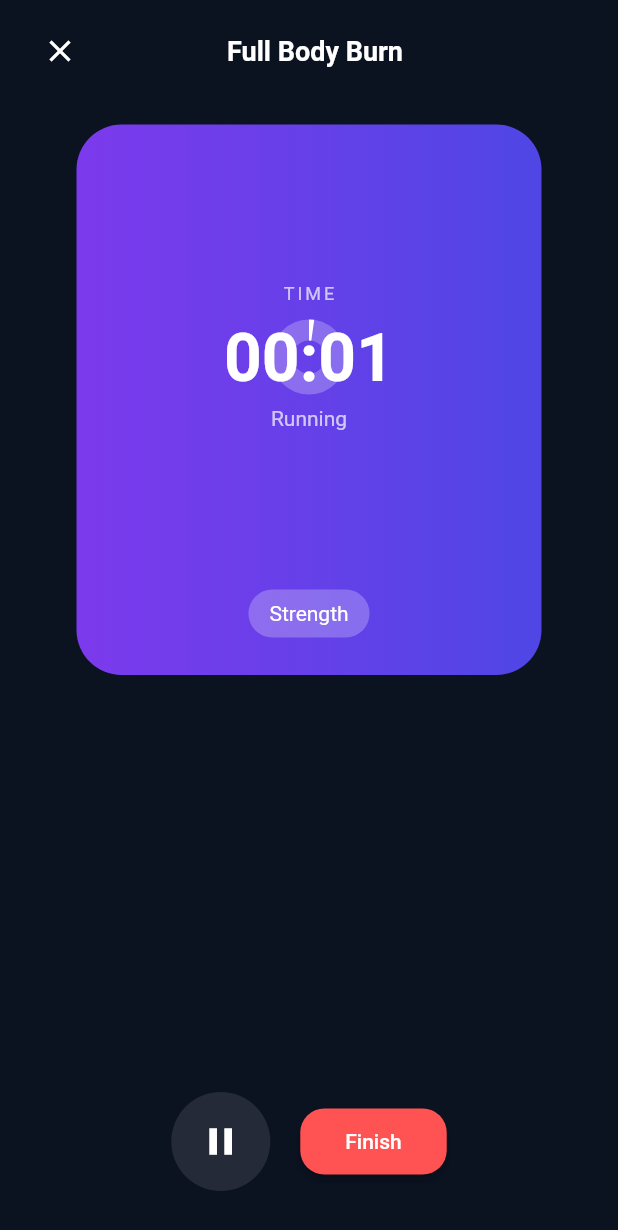
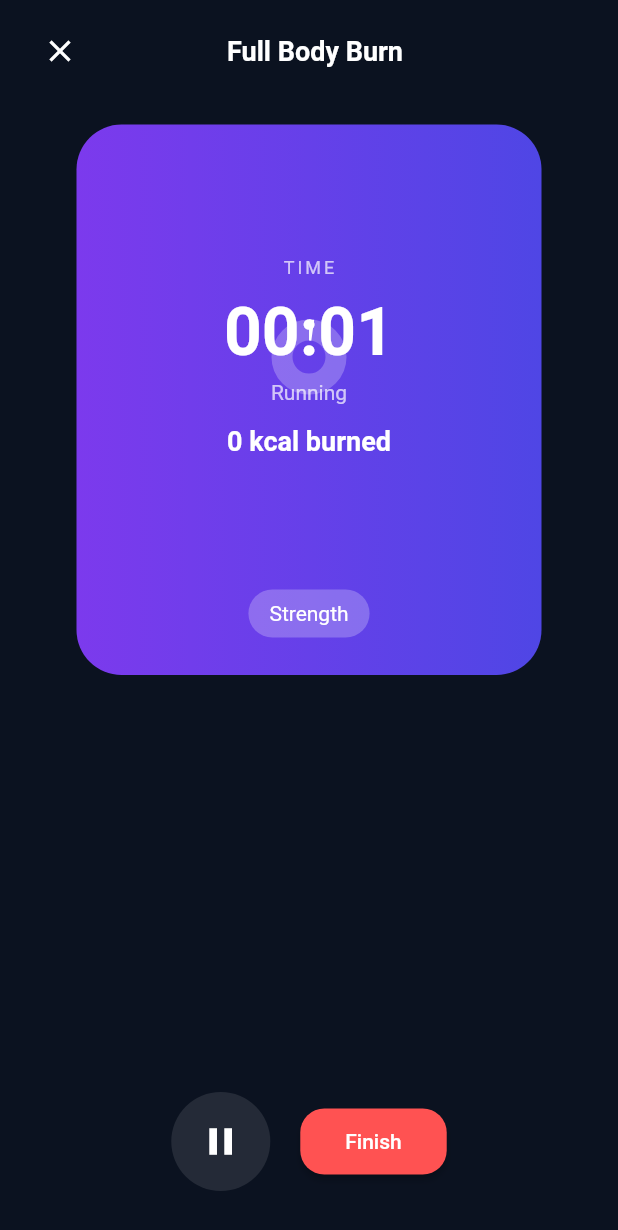
Before and after one commit to mansiwanjale/vigor, a Flutter app: the ActiveWorkout screen opened directly with sample values from the repository, on a phone screen of 412 x 824 dp. Shown: the top 1230 px of the screen. Run offline on Flutter 3.47's test engine with Material 3 defaults, Android fonts, the phone set to English and light mode, and no system bars; our stand-ins replace cloud_firestore, firebase_auth, firebase_core, fl_chart, flutter_local_notifications, google_fonts and 4 more; accounts and stored records are empty.

Commit message:
Fix workout calorie calculation logic

```diff
--- a/lib/Pages/Workout/active_workout.dart
+++ b/lib/Pages/Workout/active_workout.dart
@@ -52,9 +52,20 @@ class _ActiveWorkoutState extends State<ActiveWorkout> {
     });
   }
 
+  /// ✅ FIXED CALORIE LOGIC
+  int calculateCalories() {
+    // calories burned per minute
+    double caloriesPerMinute = widget.workout.calories / 60;
+
+    // total burned calories based on actual workout time
+    return (caloriesPerMinute * (seconds / 60)).round();
+  }
+
   /// ✅ FINISH → SAVE → SHOW SUMMARY
   void _finishWorkout() async {
     timer?.cancel();
+
+    final burnedCalories = calculateCalories();
 
     // SAVE TO FIRESTORE HISTORY
     await FirestoreWorkoutService().saveWorkout(
@@ -62,7 +73,7 @@ class _ActiveWorkoutState extends State<ActiveWorkout> {
         title: widget.workout.title,
         category: widget.workout.category,
         duration: seconds,
-        calories: widget.workout.calories,
+        calories: burnedCalories,
         image: widget.workout.image,
       ),
     );
@@ -76,8 +87,8 @@ class _ActiveWorkoutState extends State<ActiveWorkout> {
         builder: (_) => WorkoutSummary(
           title: widget.workout.title,
           duration: seconds,
-          calories: widget.workout.calories,
-          reps: 0, // Added default value to fix compilation error
+          calories: burnedCalories,
+          reps: 0,
         ),
       ),
     );
@@ -86,10 +97,12 @@ class _ActiveWorkoutState extends State<ActiveWorkout> {
   String formatTime(int sec) {
     final m = sec ~/ 60;
     final s = sec % 60;
+
     return "${m.toString().padLeft(2, '0')}:${s.toString().padLeft(2, '0')}";
   }
 
-  double get progress => totalSeconds == 0 ? 0 : seconds / totalSeconds;
+  double get progress =>
+      totalSeconds == 0 ? 0 : seconds / totalSeconds;
 
   @override
   void dispose() {
@@ -99,13 +112,13 @@ class _ActiveWorkoutState extends State<ActiveWorkout> {
 
   @override
   Widget build(BuildContext context) {
+    final liveCalories = calculateCalories();
+
     return Scaffold(
       backgroundColor: const Color(0xFF0B1220),
-
       body: SafeArea(
         child: Column(
           children: [
-
             const SizedBox(height: 10),
 
             /// HEADER
@@ -144,30 +157,34 @@ class _ActiveWorkoutState extends State<ActiveWorkout> {
               padding: const EdgeInsets.all(25),
               decoration: BoxDecoration(
                 gradient: const LinearGradient(
-                  colors: [Color(0xFF7C3AED), Color(0xFF4F46E5)],
+                  colors: [
+                    Color(0xFF7C3AED),
+                    Color(0xFF4F46E5),
+                  ],
                 ),
                 borderRadius: BorderRadius.circular(30),
               ),
               child: Column(
                 children: [
-
                   SizedBox(
                     width: 260,
                     height: 260,
                     child: Stack(
                       alignment: Alignment.center,
                       children: [
-
                         CircularProgressIndicator(
                           value: progress,
                           strokeWidth: 14,
                           backgroundColor: Colors.white24,
                           valueColor:
-                          const AlwaysStoppedAnimation(Colors.white),
+                          const AlwaysStoppedAnimation(
+                            Colors.white,
+                          ),
                         ),
 
                         Column(
-                          mainAxisAlignment: MainAxisAlignment.center,
+                          mainAxisAlignment:
+                          MainAxisAlignment.center,
                           children: [
                             const Text(
                               "TIME",
@@ -177,7 +194,9 @@ class _ActiveWorkoutState extends State<ActiveWorkout> {
                                 letterSpacing: 2,
                               ),
                             ),
+
                             const SizedBox(height: 10),
+
                             Text(
                               formatTime(seconds),
                               style: const TextStyle(
@@ -186,10 +205,28 @@ class _ActiveWorkoutState extends State<ActiveWorkout> {
                                 fontWeight: FontWeight.bold,
                               ),
                             ),
+
                             const SizedBox(height: 6),
+
                             Text(
-                              isPaused ? "Paused" : "Running",
-                              style: const TextStyle(color: Colors.white70),
+                              isPaused
+                                  ? "Paused"
+                                  : "Running",
+                              style: const TextStyle(
+                                color: Colors.white70,
+                              ),
+                            ),
+
+                            const SizedBox(height: 14),
+
+                            /// ✅ LIVE CALORIES
+                            Text(
+                              "$liveCalories kcal burned",
+                              style: const TextStyle(
+                                color: Colors.white,
+                                fontSize: 18,
+                                fontWeight: FontWeight.w600,
+                              ),
                             ),
                           ],
                         ),
@@ -202,14 +239,19 @@ class _ActiveWorkoutState extends State<ActiveWorkout> {
                   /// CATEGORY
                   Container(
                     padding: const EdgeInsets.symmetric(
-                        horizontal: 14, vertical: 8),
+                      horizontal: 14,
+                      vertical: 8,
+                    ),
                     decoration: BoxDecoration(
                       color: Colors.white24,
-                      borderRadius: BorderRadius.circular(20),
+                      borderRadius:
+                      BorderRadius.circular(20),
                     ),
                     child: Text(
                       widget.workout.category,
-                      style: const TextStyle(color: Colors.white),
+                      style: const TextStyle(
+                        color: Colors.white,
+                      ),
                     ),
                   ),
                 ],
@@ -222,9 +264,9 @@ class _ActiveWorkoutState extends State<ActiveWorkout> {
             Padding(
               padding: const EdgeInsets.only(bottom: 30),
               child: Row(
-                mainAxisAlignment: MainAxisAlignment.center,
+                mainAxisAlignment:
+                MainAxisAlignment.center,
                 children: [
-
                   GestureDetector(
                     onTap: _togglePause,
                     child: Container(
@@ -234,7 +276,9 @@ class _ActiveWorkoutState extends State<ActiveWorkout> {
                         color: Colors.white10,
                       ),
                       child: Icon(
-                        isPaused ? Icons.play_arrow : Icons.pause,
+                        isPaused
+                            ? Icons.play_arrow
+                            : Icons.pause,
                         color: Colors.white,
                         size: 30,
                       ),
@@ -246,11 +290,16 @@ class _ActiveWorkoutState extends State<ActiveWorkout> {
                   ElevatedButton(
                     onPressed: _finishWorkout,
                     style: ElevatedButton.styleFrom(
-                      backgroundColor: Colors.redAccent,
-                      padding: const EdgeInsets.symmetric(
-                          horizontal: 30, vertical: 14),
+                      backgroundColor:
+                      Colors.redAccent,
+                      padding:
+                      const EdgeInsets.symmetric(
+                        horizontal: 30,
+                        vertical: 14,
+                      ),
                       shape: RoundedRectangleBorder(
-                        borderRadius: BorderRadius.circular(16),
+                        borderRadius:
+                        BorderRadius.circular(16),
                       ),
                     ),
                     child: const Text("Finish"),
```
